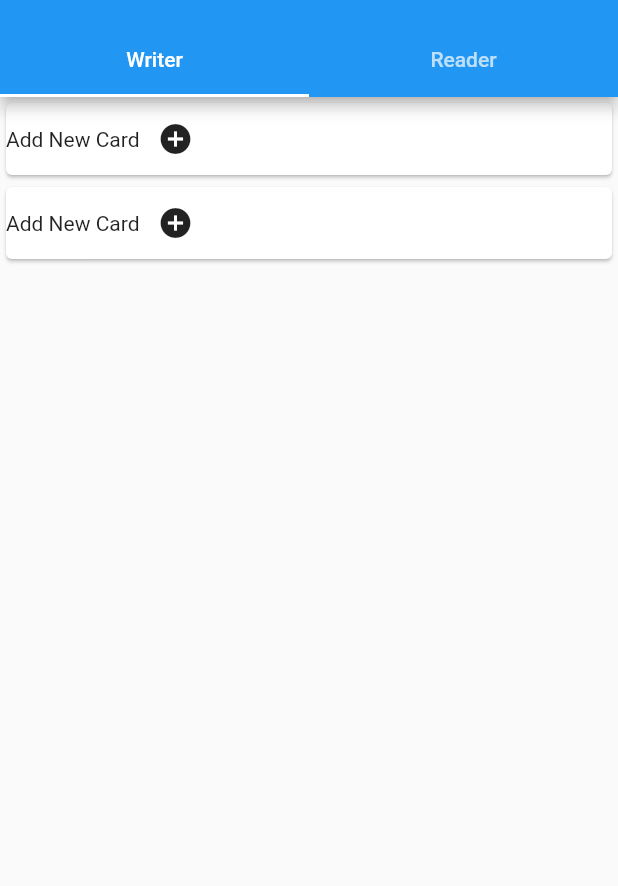
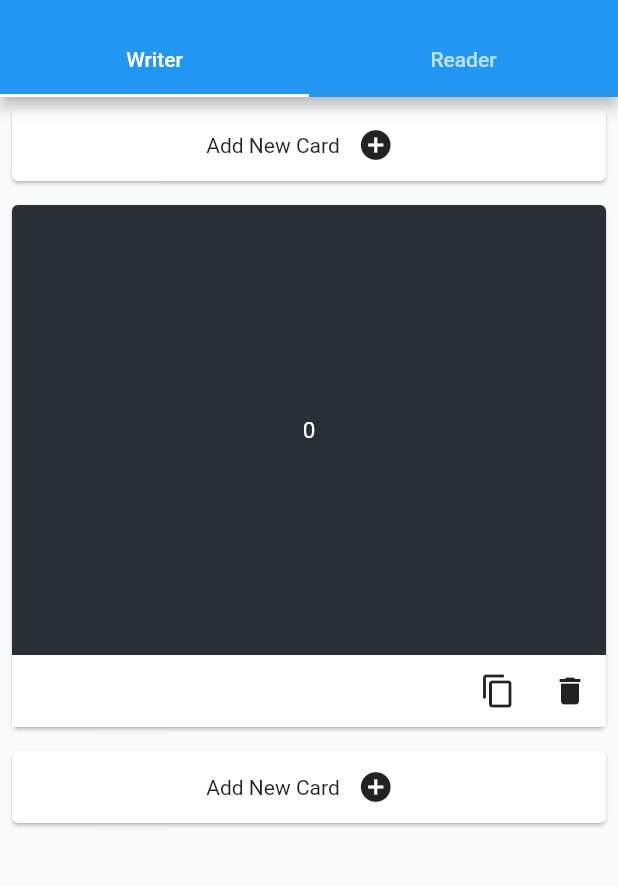
Before and after one commit to manishag777/digyed_reader, a Flutter app: the screen it shows after launch, after a tap on the "add circle" icon, on a phone screen of 412 x 824 dp, the part 59-945 px from its top. Run offline on Flutter 3.47's test engine with Material 2 defaults, Android fonts, the light colour scheme and no system bars; our stand-ins replace cached_network_image, get_it, material_design_icons_flutter, responsive_builder.

Commit message:
add, delete and duplicate card

```diff
--- /dev/null
+++ b/lib/constants/colors.dart
@@ -0,0 +1,8 @@
+import 'dart:ui';
+import 'package:flutter/material.dart';
+
+const Color cardColor = Color.fromARGB(255, 42, 46, 53);
+const Color backgroundColor = Color.fromARGB(255, 42, 46, 53);
+const Color textColor = Color.fromARGB(255, 255, 255, 255);
+const TextStyle headingStyle = TextStyle(color: textColor, fontSize: 30, fontWeight: FontWeight.bold);
+const TextStyle descriptionStyle = TextStyle(color: textColor, fontSize: 15);
--- a/lib/view_models/writer_model.dart
+++ b/lib/view_models/writer_model.dart
@@ -3,14 +3,30 @@ import 'package:flutter/widgets.dart';
 import 'package:digyed_reader/models/course_model.dart';
 
 class WriterModel extends ChangeNotifier {
-
+  int index = 0;
   Matter matter;
   WriterModel(): matter=Matter([]);
 
-  void addCompound(){
-    Compound compound = new Compound(CompoundType.CARD, []);
-    matter.compoundList.add(compound);
+  void addCompound({Compound compound}){
+    Compound new_compound = new Compound(CompoundType.CARD, [], (index++).toString());
+    int insertAt = compound==null ? 0: matter.compoundList.indexOf(compound) + 1;
+    matter.compoundList.insert(insertAt, new_compound);
     notifyListeners();
   }
 
+  void duplicate(Compound compound){
+    Compound new_compound = compound.copy();
+    int insertAt = compound==null ? 0: matter.compoundList.indexOf(compound) + 1;
+    matter.compoundList.insert(insertAt, new_compound);
+    notifyListeners();
+  }
+
+  void delete(Compound compound){
+    matter.compoundList.remove(compound);
+    notifyListeners();
+  }
+
+  int get length => matter.compoundList.length;
+
+
 }
--- a/lib/views/courses/Writer/writer.dart
+++ b/lib/views/courses/Writer/writer.dart
@@ -1,13 +1,12 @@
-
+import 'package:digyed_reader/constants/colors.dart';
+import 'package:digyed_reader/models/course_model.dart';
 import 'package:flutter/material.dart';
+import 'package:material_design_icons_flutter/material_design_icons_flutter.dart';
 import 'package:provider/provider.dart';
 import 'package:digyed_reader/view_models/reader_model.dart';
 import 'package:digyed_reader/view_models/writer_model.dart';
 
-
-
 class Writer extends StatelessWidget {
-
   @override
   Widget build(BuildContext context) {
     final readerModel = Provider.of<ReaderModel>(context, listen: false);
@@ -17,35 +16,86 @@ class Writer extends StatelessWidget {
     return Container(
       child: ListView(
         children: <Widget>[
+          compoundAdder(),
           matterWidget(),
-          compoundAdder()
         ],
       ),
     );
   }
 
   Widget matterWidget() => Builder(
-    builder: (context){
-      final writerModel = Provider.of<WriterModel>(context, listen: false);
-      return Column(children: writerModel.matter.compoundList.map((e) => compoundWidget()).toList(),);
-    },
-  );
+        builder: (context) {
+          final writerModel = Provider.of<WriterModel>(context, listen: false);
+          return Column(
+            children: writerModel.matter.compoundList
+                .map((compound) => compoundWidget(compound))
+                .toList(),
+          );
+        },
+      );
 
-  Widget compoundWidget() => compoundAdder();
+  Widget compoundWidget(Compound compound) => Builder(
+        builder: (context) {
+          final writerModel = Provider.of<WriterModel>(context, listen: false);
+          return Column(children: <Widget>[
+            Padding(
+              padding: const EdgeInsets.all(4.0),
+              child: Card(
+                color: cardColor,
+                child: Column(
+                  children: <Widget>[
+                    Container(
+                      width: double.infinity,
+                      height: 300,
+                      child: Center(
+                          child: Text(
+                        compound.id,
+                        style: descriptionStyle,
+                      )),
+                    ),
+                    Container(
+                      color: Colors.white,
+                      child: Row(
+                        mainAxisAlignment: MainAxisAlignment.end,
+                        children: <Widget>[
+                          IconButton(icon: Icon(Icons.content_copy), onPressed: (){
+                            writerModel.duplicate(compound);
+                          },),
+                          IconButton(icon: Icon(Icons.delete), onPressed: (){
+                            writerModel.delete(compound);
+                          },)
+                        ],
+                      ),
+                    )
+                  ],
+                ),
+              ),
+            ),
+            compoundAdder(compound: compound)
+          ]);
+        },
+      );
 
-  Widget compoundAdder() => Builder(
-    builder: (context){
-      final writerModel = Provider.of<WriterModel>(context, listen: false);
-      return Card(
-        child: Row(
-          children: <Widget>[
-            Text('Add New Card'),
-            IconButton(icon: Icon(Icons.add_circle), onPressed: (){
-              writerModel.addCompound();
-            },)
-          ],),
+  Widget compoundAdder({Compound compound}) => Builder(
+        builder: (context) {
+          final writerModel = Provider.of<WriterModel>(context, listen: false);
+          return Padding(
+            padding: const EdgeInsets.all(4.0),
+            child: Card(
+              child: Row(
+                mainAxisAlignment: MainAxisAlignment.center,
+                children: <Widget>[
+                  Text('Add New Card'),
+                  IconButton(
+                    icon: Icon(Icons.add_circle),
+                    onPressed: () {
+                      writerModel.addCompound(compound:compound);
+                    },
+                  )
+                ],
+              ),
+            ),
+          );
+        },
       );
-    },
-  );
-
 }
--- a/pubspec.yaml
+++ b/pubspec.yaml
@@ -26,6 +26,7 @@ dependencies:
   provider: ^4.0.0
   responsive_builder: ^0.1.2
   get_it:
+  material_design_icons_flutter: 4.0.5045
   # The following adds the Cupertino Icons font to your application.
   # Use with the CupertinoIcons class for iOS style icons.
   cupertino_icons: ^0.1.3
```
Also changed, not shown: lib/models/course_model.dart (+21 -2 lines), pubspec.lock.
